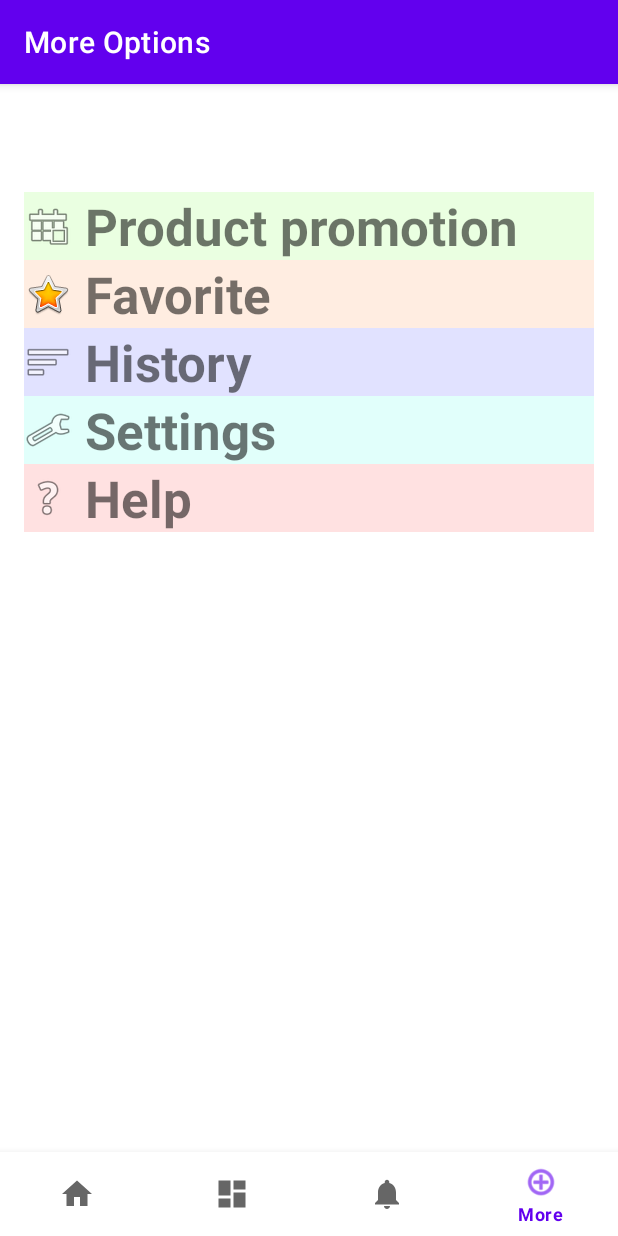
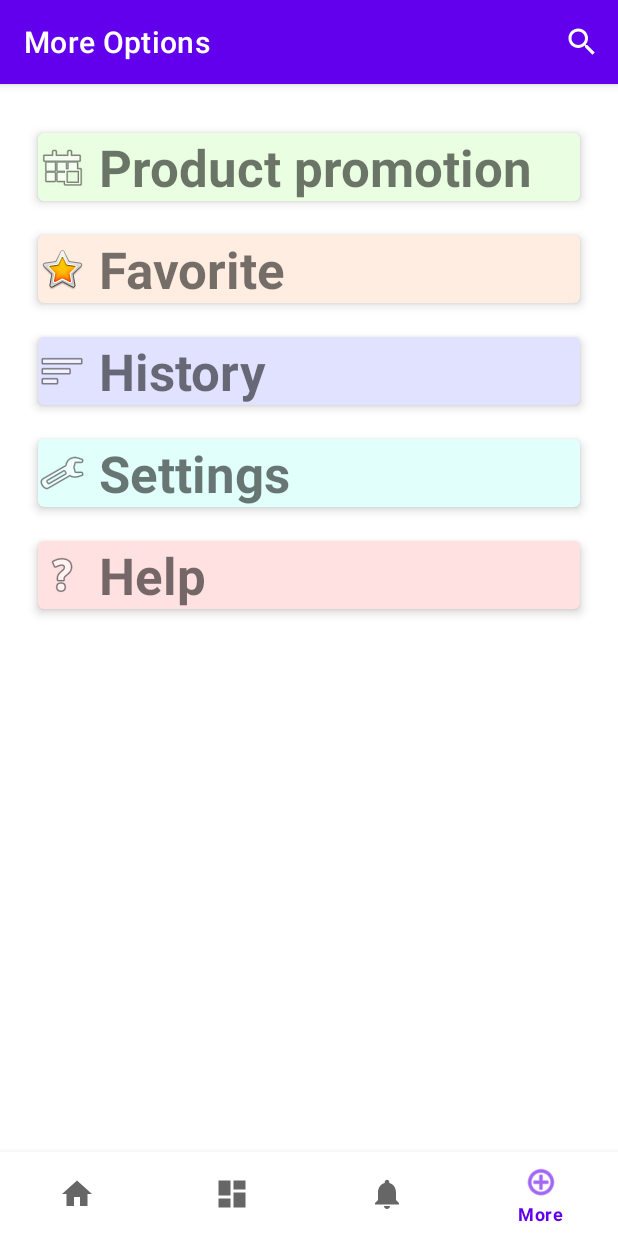
Before and after one commit to Eric0420/TSG, an Android app: the MoreFragment screen opened through its navigation route, on a phone screen of 412 x 824 dp. Run offline under Robolectric (Android 15) with nearby library versions, the phone set to English and light mode, and no system bars; our stand-ins replace Firebase (no records; nobody signed in at launch, a user with empty details on screens opened directly), navigation-ui.

Commit message:
Upload Aayush's work

```diff
--- a/app/src/main/java/com/kit301/tsgapp/HomePage.kt
+++ b/app/src/main/java/com/kit301/tsgapp/HomePage.kt
@@ -5,6 +5,7 @@ import android.media.Image
 import android.os.Bundle
 import android.provider.AlarmClock.EXTRA_MESSAGE
 import android.util.Log
+import android.view.Menu
 import android.view.ViewGroup
 import android.widget.ImageButton
 import android.widget.ImageView
@@ -12,6 +13,7 @@ import android.widget.Spinner
 import android.widget.Toast
 import com.google.android.material.bottomnavigation.BottomNavigationView
 import androidx.appcompat.app.AppCompatActivity
+import androidx.appcompat.widget.SearchView
 import androidx.navigation.findNavController
 import androidx.navigation.fragment.NavHostFragment
 import androidx.navigation.ui.AppBarConfiguration
@@ -87,4 +89,23 @@ class HomePage : AppCompatActivity() {
 
     }
 
+
+    override fun onCreateOptionsMenu(menu: Menu): Boolean {
+        menuInflater.inflate(R.menu.menu_search, menu)
+        val search = menu.findItem(R.id.appSearchBar)
+        val searchView = search.actionView as SearchView
+        searchView.queryHint = "Search"
+        searchView.setOnQueryTextListener(object : SearchView.OnQueryTextListener {
+            override fun onQueryTextSubmit(query: String?): Boolean {
+                return false
+            }
+            override fun onQueryTextChange(newText: String?): Boolean {
+
+                Toast.makeText(applicationContext,newText,Toast.LENGTH_LONG)
+                return true
+            }
+        })
+        return super.onCreateOptionsMenu(menu)
+    }
+
 }
--- /dev/null
+++ b/app/src/main/res/drawable/ic_search.xml
@@ -0,0 +1,9 @@
+<vector xmlns:android="http://schemas.android.com/apk/res/android"
+    android:width="60dp"
+    android:height="60dp"
+    android:viewportWidth="30"
+    android:viewportHeight="30">
+  <path
+      android:pathData="M13,3C7.489,3 3,7.489 3,13C3,18.511 7.489,23 13,23C15.3965,23 17.5974,22.149 19.3223,20.7363L25.293,26.707A1.0001,1.0001 0,1 0,26.707 25.293L20.7363,19.3223C22.149,17.5974 23,15.3965 23,13C23,7.489 18.511,3 13,3zM13,5C17.4301,5 21,8.5699 21,13C21,17.4301 17.4301,21 13,21C8.5699,21 5,17.4301 5,13C5,8.5699 8.5699,5 13,5z"
+      android:fillColor="#ffff"/>
+</vector>
--- a/app/src/main/res/layout/activity_home_page.xml
+++ b/app/src/main/res/layout/activity_home_page.xml
@@ -5,7 +5,7 @@
     android:id="@+id/container"
     android:layout_width="match_parent"
     android:layout_height="match_parent"
-    android:paddingTop="?attr/actionBarSize">
+    android:paddingTop="5dp">
 
 
     <com.google.android.material.bottomnavigation.BottomNavigationView
@@ -24,7 +24,7 @@
         android:id="@+id/nav_host_fragment"
         android:name="androidx.navigation.fragment.NavHostFragment"
         android:layout_width="match_parent"
-        android:layout_height="0dp"
+        android:layout_height="match_parent"
         app:defaultNavHost="true"
         app:layout_constraintBottom_toTopOf="@id/nav_view"
         app:layout_constraintLeft_toLeftOf="parent"
--- a/app/src/main/res/layout/fragment_home.xml
+++ b/app/src/main/res/layout/fragment_home.xml
@@ -12,10 +12,10 @@
         android:id="@+id/promotionImage"
         android:layout_width="0dp"
         android:layout_height="0dp"
-
         android:layout_marginBottom="10dp"
         android:adjustViewBounds="true"
         android:scaleType="fitCenter"
+        android:background="@color/white"
         app:layout_constraintBottom_toTopOf="@+id/productList"
         app:layout_constraintEnd_toEndOf="parent"
         app:layout_constraintHorizontal_bias="0.0"
--- a/app/src/main/res/layout/fragment_more.xml
+++ b/app/src/main/res/layout/fragment_more.xml
@@ -19,6 +19,16 @@
         app:layout_constraintStart_toStartOf="parent"
         app:layout_constraintTop_toTopOf="parent">
 
+        <androidx.cardview.widget.CardView
+            android:layout_width="match_parent"
+            app:cardUseCompatPadding="true"
+            app:cardCornerRadius="4dp"
+            app:cardElevation="4dp"
+            android:padding="4dp"
+            android:layout_margin="4dp"
+            android:layout_height="wrap_content">
+
+
             <TextView
                 android:id="@+id/text_promotion"
                 android:layout_width="match_parent"
@@ -29,6 +39,18 @@
                 android:textStyle="bold"
                 app:drawableLeftCompat="@android:drawable/ic_menu_today" />
 
+
+        </androidx.cardview.widget.CardView>
+
+        <androidx.cardview.widget.CardView
+            android:layout_width="match_parent"
+            app:cardUseCompatPadding="true"
+            app:cardCornerRadius="4dp"
+            app:cardElevation="4dp"
+            android:padding="4dp"
+            android:layout_margin="4dp"
+            android:layout_height="wrap_content">
+
             <TextView
                 android:id="@+id/text_favorite"
                 android:layout_width="match_parent"
@@ -38,7 +60,15 @@
                 android:textSize="34sp"
                 android:textStyle="bold"
                 app:drawableLeftCompat="@android:drawable/btn_star_big_on" />
-
+        </androidx.cardview.widget.CardView>
+        <androidx.cardview.widget.CardView
+            android:layout_width="match_parent"
+            app:cardUseCompatPadding="true"
+            app:cardCornerRadius="4dp"
+            app:cardElevation="4dp"
+            android:padding="4dp"
+            android:layout_margin="4dp"
+            android:layout_height="wrap_content">
             <TextView
                 android:id="@+id/text_history"
                 android:layout_width="match_parent"
@@ -48,7 +78,15 @@
                 android:textSize="34sp"
                 android:textStyle="bold"
                 app:drawableLeftCompat="@android:drawable/ic_menu_sort_by_size" />
-
+        </androidx.cardview.widget.CardView>
+        <androidx.cardview.widget.CardView
+            android:layout_width="match_parent"
+            app:cardUseCompatPadding="true"
+            app:cardCornerRadius="4dp"
+            app:cardElevation="4dp"
+            android:padding="4dp"
+            android:layout_margin="4dp"
+            android:layout_height="wrap_content">
             <TextView
                 android:id="@+id/text_setting"
                 android:layout_width="match_parent"
@@ -58,7 +96,15 @@
                 android:textSize="34sp"
                 android:textStyle="bold"
                 app:drawableLeftCompat="@android:drawable/ic_menu_manage" />
-
+        </androidx.cardview.widget.CardView>
+        <androidx.cardview.widget.CardView
+            android:layout_width="match_parent"
+            app:cardUseCompatPadding="true"
+            app:cardCornerRadius="4dp"
+            app:cardElevation="4dp"
+            android:padding="4dp"
+            android:layout_margin="4dp"
+            android:layout_height="wrap_content">
             <TextView
                 android:id="@+id/text_help"
                 android:layout_width="match_parent"
@@ -68,6 +114,7 @@
                 android:textSize="34sp"
                 android:textStyle="bold"
                 app:drawableLeftCompat="@android:drawable/ic_menu_help" />
+        </androidx.cardview.widget.CardView>
     </LinearLayout>
 
     <TextView
--- /dev/null
+++ b/app/src/main/res/menu/menu_search.xml
@@ -0,0 +1,10 @@
+<?xml version="1.0" encoding="utf-8"?>
+<menu xmlns:android="http://schemas.android.com/apk/res/android"
+    xmlns:app="http://schemas.android.com/apk/res-auto">
+    <item
+        android:id="@+id/appSearchBar"
+        android:icon="@drawable/ic_search"
+        android:title="Search"
+        app:actionViewClass="androidx.appcompat.widget.SearchView"
+        app:showAsAction="ifRoom|withText" />
+</menu>
```
Lines whose indentation alone changed are shown as unchanged.
